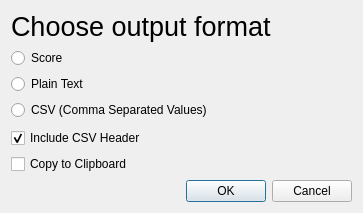
First picture: the form in bellsused.ui, repository nbarnard/Bells-Used, before the edit.
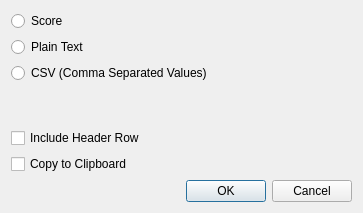
Second picture: the form after the edit.

```diff
--- a/bellsused.ui
+++ b/bellsused.ui
@@ -15,25 +15,7 @@
   </property>
   <layout class="QVBoxLayout" name="verticalLayout">
    <item>
-    <widget class="QLabel" name="label">
-     <property name="font">
-      <font>
-       <pointsize>20</pointsize>
-      </font>
-     </property>
-     <property name="text">
-      <string>Choose output format</string>
-     </property>
-     <property name="textFormat">
-      <enum>Qt::LogText</enum>
-     </property>
-     <property name="wordWrap">
-      <bool>true</bool>
-     </property>
-    </widget>
-   </item>
-   <item>
-    <widget class="QRadioButton" name="NewScore">
+    <widget class="QRadioButton" name="radioScore">
      <property name="toolTip">
       <string>&lt;html&gt;&lt;head/&gt;&lt;body&gt;&lt;p&gt;Creates Bells Used in a New Score&lt;/p&gt;&lt;/body&gt;&lt;/html&gt;</string>
      </property>
@@ -81,13 +63,10 @@
    <item>
     <widget class="QCheckBox" name="IncludeHeader">
      <property name="text">
-      <string>Include CSV Header</string>
+      <string>Include Header Row</string>
      </property>
-     <property name="checked">
-      <bool>true</bool>
-     </property>
-      <property name="visible">
-     <bool>false</bool>
+       <property name="toolTip">
+      <string>&lt;html&gt;&lt;head/&gt;&lt;body&gt;&lt;p&gt;Places a header in the first line of the CSV file.&lt;/p&gt;&lt;/body&gt;&lt;/html&gt;</string>
      </property>
     </widget>
    </item>
```
Left out of the diff: 128 changed lines with no effect on the pictures.
